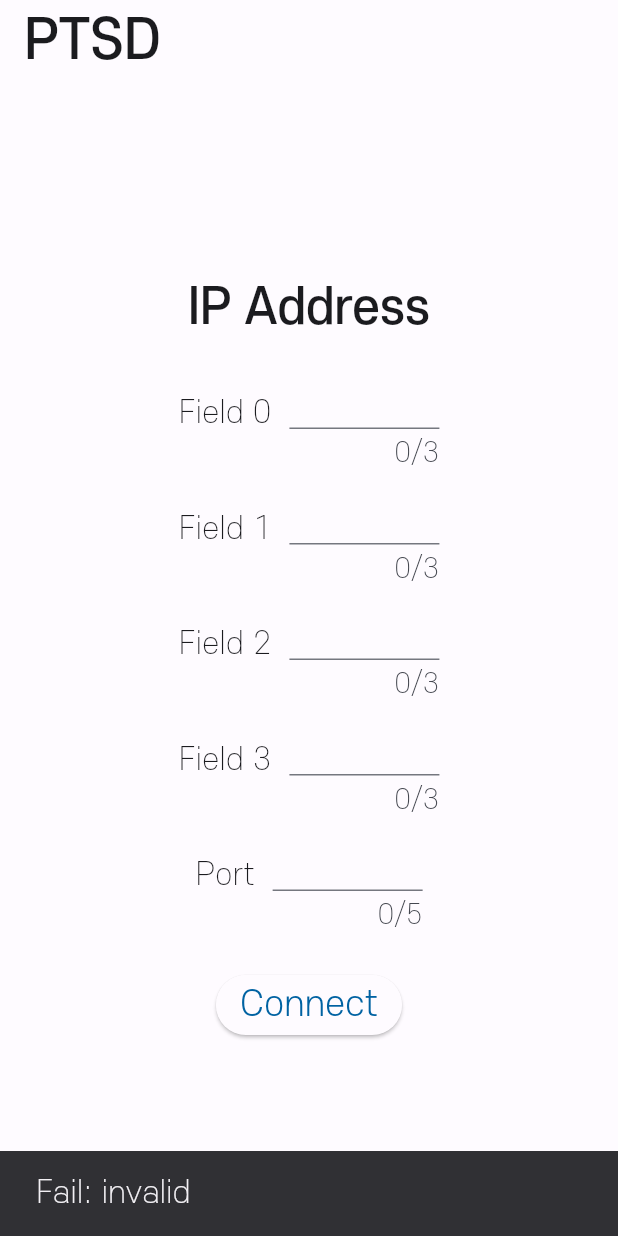
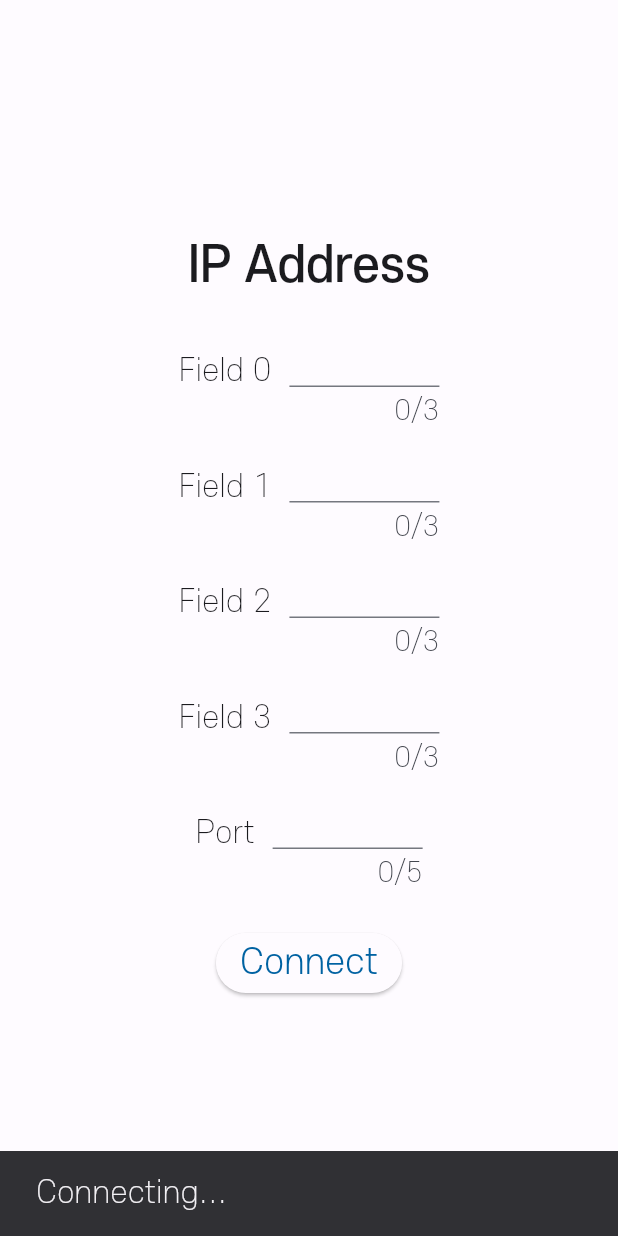
Before and after one commit to PLAIF-dev/sw_drink_picker, a Flutter app: the screen it shows after launch, after a tap on "Connect", on a phone screen of 412 x 824 dp. Run offline on Flutter 3.47's test engine with Material 2 defaults, Android fonts, the phone set to English and light mode, and no system bars; our stand-ins replace flutter_riverpod, fpdart; network calls fail.

Commit message:
Feat: Websocket 연결기능 추가

```diff
--- a/lib/connection/application/bloc/connect_state.dart
+++ b/lib/connection/application/bloc/connect_state.dart
@@ -2,6 +2,7 @@ import 'package:drink_picker/connection/application/entity/connect_failure.dart'
 
 abstract class ConnectState {
   const factory ConnectState.none() = ConnectNoneState._;
+  const factory ConnectState.connecting() = ConnectConnectingState._;
   const factory ConnectState.wired() = ConnectWiredState._;
   const factory ConnectState.failed(ConnectFailure failure) =
       ConnectFailedState._;
@@ -14,6 +15,13 @@ class ConnectNoneState implements ConnectState {
 
   @override
   String get message => 'Connection Closed';
+}
+
+class ConnectConnectingState implements ConnectState {
+  const ConnectConnectingState._();
+
+  @override
+  String get message => 'Connecting...';
 }
 
 class ConnectWiredState implements ConnectState {
@@ -29,5 +37,5 @@ class ConnectFailedState implements ConnectState {
   final ConnectFailure failure;
 
   @override
-  String get message => 'Fail: ${failure.name}';
+  String get message => 'Fail: ${failure.message}';
 }
--- a/lib/connection/application/bloc/connect_state_notifier.dart
+++ b/lib/connection/application/bloc/connect_state_notifier.dart
@@ -12,11 +12,12 @@ class ConnectStateNotifier extends StateNotifier<ConnectState> {
     event.handle(this);
   }
 
-  void connect(Uri uri) async {
-    final failureOrSuccess = await _service.connect(uri);
-    failureOrSuccess.fold(
-      (l) => state = ConnectState.failed(l),
-      (r) => state = const ConnectState.wired(),
+  Future<void> connect(Uri uri) async {
+    state = const ConnectState.connecting();
+    final failOrSuccess = await _service.connect(uri);
+    state = failOrSuccess.fold(
+      (l) => ConnectState.failed(l),
+      (r) => const ConnectState.wired(),
     );
   }
 
--- a/lib/connection/dependency_injection.dart
+++ b/lib/connection/dependency_injection.dart
@@ -1,6 +1,8 @@
 import 'package:drink_picker/connection/application/bloc/connect_state.dart';
 import 'package:drink_picker/connection/application/bloc/connect_state_notifier.dart';
 import 'package:drink_picker/connection/application/service/connect_service.dart';
+import 'package:drink_picker/connection/domain/repository/connection_repository.dart';
+import 'package:drink_picker/connection/infrastructure/datastore/communication_channel.dart';
 import 'package:drink_picker/connection/infrastructure/datastore/websocket_communication_channel.dart';
 import 'package:drink_picker/connection/infrastructure/repository/connection_repository_impl.dart';
 import 'package:flutter_riverpod/flutter_riverpod.dart';
@@ -10,14 +12,14 @@ final connectStateNotifierProvider =
   (ref) => ConnectStateNotifier(ref.watch(connectServiceProvider)),
 );
 
-final connectServiceProvider = Provider(
+final connectServiceProvider = Provider<ConnectService>(
   (ref) => ConnectServiceImpl(ref.watch(connectRepositoryProvider)),
 );
 
-final connectRepositoryProvider = Provider(
+final connectRepositoryProvider = Provider<ConnectionRepository>(
   (ref) => ConnectionRepositoryImpl(ref.watch(communicationChannelProvider)),
 );
 
-final communicationChannelProvider = Provider(
+final communicationChannelProvider = Provider<CommunicationChannel>(
   (ref) => WebsocketCommunicationChannel(),
 );
--- a/lib/connection/presentation/widget/connection_screen.dart
+++ b/lib/connection/presentation/widget/connection_screen.dart
@@ -1,4 +1,5 @@
 import 'package:drink_picker/connection/application/bloc/connect_event.dart';
+import 'package:drink_picker/connection/application/bloc/connect_state.dart';
 import 'package:drink_picker/connection/dependency_injection.dart';
 import 'package:flutter/material.dart';
 import 'package:flutter/services.dart';
@@ -42,18 +43,32 @@ class _ConnectionScreenState extends ConsumerState<ConnectionScreen> {
             : '$previousValue${element.$2.text}.');
   }
 
+  String get buttonTitle {
+    final state = ref.watch(connectStateNotifierProvider);
+    if (state is ConnectWiredState) {
+      return 'Disconnect';
+    } else {
+      return 'Connect';
+    }
+  }
+
+  void _onPressed() {
+    final state = ref.watch(connectStateNotifierProvider);
+    if (state is ConnectWiredState) {
+      ref
+          .read(connectStateNotifierProvider.notifier)
+          .mapEventToState(const ConnectEvent.disconnect());
+    } else {
+      ref
+          .read(connectStateNotifierProvider.notifier)
+          .mapEventToState(ConnectEvent.connect(Uri.parse(combinedUri)));
+    }
+  }
+
   @override
   Widget build(BuildContext context) {
-    ref.listen(
-      connectStateNotifierProvider,
-      (previous, current) {
-        ScaffoldMessenger.of(context).showSnackBar(SnackBar(
-          content: Text(current.message),
-        ));
-      },
-    );
-
-    return Column(
+    return SingleChildScrollView(
+      child: Column(
         mainAxisSize: MainAxisSize.min,
         crossAxisAlignment: CrossAxisAlignment.center,
         mainAxisAlignment: MainAxisAlignment.center,
@@ -84,14 +99,11 @@ class _ConnectionScreenState extends ConsumerState<ConnectionScreen> {
             ),
           const SizedBox(height: 24),
           ElevatedButton(
-          onPressed: () {
-            ref
-                .read(connectStateNotifierProvider.notifier)
-                .mapEventToState(ConnectEvent.connect(Uri.parse(combinedUri)));
-          },
-          child: const Text('Connect'),
+            onPressed: _onPressed,
+            child: Text(buttonTitle),
           ),
         ],
+      ),
     );
   }
 }
--- /dev/null
+++ b/lib/core/presentation/widget/debug_or_release_screen.dart
@@ -0,0 +1,94 @@
+import 'package:drink_picker/connection/application/bloc/connect_state_notifier.dart';
+import 'package:drink_picker/connection/application/service/connect_service.dart';
+import 'package:drink_picker/connection/dependency_injection.dart';
+import 'package:drink_picker/connection/infrastructure/repository/connection_repository_fake_fail_impl.dart';
+import 'package:drink_picker/connection/infrastructure/repository/connection_repository_fake_success_impl.dart';
+import 'package:drink_picker/core/presentation/widget/home_screen.dart';
+import 'package:flutter/foundation.dart';
+import 'package:flutter/material.dart';
+import 'package:flutter_riverpod/flutter_riverpod.dart';
+
+class DebugOrReleaseScreen extends StatelessWidget {
+  const DebugOrReleaseScreen({super.key});
+
+  void onTap(BuildContext context, Widget child) {
+    Navigator.of(context).push(
+      MaterialPageRoute(builder: (context) => child),
+    );
+  }
+
+  @override
+  Widget build(BuildContext context) {
+    if (kDebugMode) {
+      return Scaffold(
+        body: Center(
+          child: Column(
+            mainAxisSize: MainAxisSize.min,
+            mainAxisAlignment: MainAxisAlignment.center,
+            crossAxisAlignment: CrossAxisAlignment.center,
+            children: [
+              ElevatedButton(
+                onPressed: () => onTap(context, alwaysSuccessButton),
+                child: const Text('Debug Mode: Succeed all commands'),
+              ),
+              const SizedBox(height: 4),
+              ElevatedButton(
+                onPressed: () => onTap(context, alwaysFailButton),
+                child: const Text('Debug Mode: Fail all commands'),
+              ),
+              const SizedBox(height: 4),
+              ElevatedButton(
+                onPressed: () => onTap(context, const HomeScreen()),
+                child: const Text('Release Mode'),
+              ),
+            ],
+          ),
+        ),
+      );
+    } else {
+      return const HomeScreen();
+    }
+  }
+
+  Widget get alwaysSuccessButton {
+    return ProviderScope(
+      overrides: [
+        connectRepositoryProvider.overrideWithValue(
+          ConnectionRepositoryFakeSuccessImpl(),
+        ),
+        connectServiceProvider.overrideWith(
+          (ref) => ConnectServiceImpl(
+            ref.watch(connectRepositoryProvider),
+          ),
+        ),
+        connectStateNotifierProvider.overrideWith(
+          (ref) => ConnectStateNotifier(
+            ref.watch(connectServiceProvider),
+          ),
+        ),
+      ],
+      child: const HomeScreen(),
+    );
+  }
+
+  Widget get alwaysFailButton {
+    return ProviderScope(
+      overrides: [
+        connectRepositoryProvider.overrideWithValue(
+          ConnectionRepositoryFakeFailImpl(),
+        ),
+        connectServiceProvider.overrideWith(
+          (ref) => ConnectServiceImpl(
+            ref.watch(connectRepositoryProvider),
+          ),
+        ),
+        connectStateNotifierProvider.overrideWith(
+          (ref) => ConnectStateNotifier(
+            ref.watch(connectServiceProvider),
+          ),
+        ),
+      ],
+      child: const HomeScreen(),
+    );
+  }
+}
--- a/lib/core/presentation/widget/home_screen.dart
+++ b/lib/core/presentation/widget/home_screen.dart
@@ -1,18 +1,44 @@
+import 'package:drink_picker/connection/application/bloc/connect_state.dart';
+import 'package:drink_picker/connection/dependency_injection.dart';
 import 'package:drink_picker/connection/presentation/widget/connection_screen.dart';
+import 'package:drink_picker/pick/presentation/widget/pick_screen.dart';
 import 'package:flutter/material.dart';
+import 'package:flutter_riverpod/flutter_riverpod.dart';
 
 class HomeScreen extends StatelessWidget {
   const HomeScreen({super.key});
 
+  Widget _buildPageByState(ConnectState state) {
+    if (state is ConnectWiredState) {
+      return const PickScreen();
+    } else {
+      return const ConnectionScreen();
+    }
+  }
+
   @override
   Widget build(BuildContext context) {
-    return Scaffold(
-      appBar: AppBar(
-        title: Text('PTSD'),
-      ),
-      body: const Center(
-        child: ConnectionScreen(),
-      ),
+    return Consumer(
+      builder: (context, ref, child) {
+        ref.listen(
+          connectStateNotifierProvider,
+          (previous, current) {
+            ScaffoldMessenger.of(context).showSnackBar(
+              SnackBar(
+                content: Text(current.message),
+              ),
+            );
+          },
+        );
+
+        return Scaffold(
+          body: Center(
+            child: _buildPageByState(
+              ref.watch(connectStateNotifierProvider),
+            ),
+          ),
+        );
+      },
     );
   }
 }
--- a/lib/core/presentation/widget/main_app.dart
+++ b/lib/core/presentation/widget/main_app.dart
@@ -1,5 +1,5 @@
 import 'package:drink_picker/core/presentation/theme/theme.dart';
-import 'package:drink_picker/core/presentation/widget/home_screen.dart';
+import 'package:drink_picker/core/presentation/widget/debug_or_release_screen.dart';
 import 'package:flutter/material.dart';
 
 class MainApp extends StatelessWidget {
@@ -11,7 +11,7 @@ class MainApp extends StatelessWidget {
       theme: PlaifTheme.light,
       darkTheme: PlaifTheme.dark,
       themeMode: ThemeMode.system,
-      home: const HomeScreen(),
+      home: const DebugOrReleaseScreen(),
     );
   }
 }
--- a/lib/main.dart
+++ b/lib/main.dart
@@ -3,5 +3,9 @@ import 'package:flutter/material.dart';
 import 'package:flutter_riverpod/flutter_riverpod.dart';
 
 void main() {
-  runApp(const ProviderScope(child: MainApp()));
+  runApp(
+    const ProviderScope(
+      child: MainApp(),
+    ),
+  );
 }
```
Also changed, not shown: lib/connection/infrastructure/repository/connection_repository_fake_fail_impl.dart (added, +14 -0 lines), lib/connection/infrastructure/repository/connection_repository_fake_success_impl.dart (added, +13 -0 lines). Lines whose indentation alone changed are shown as unchanged.
